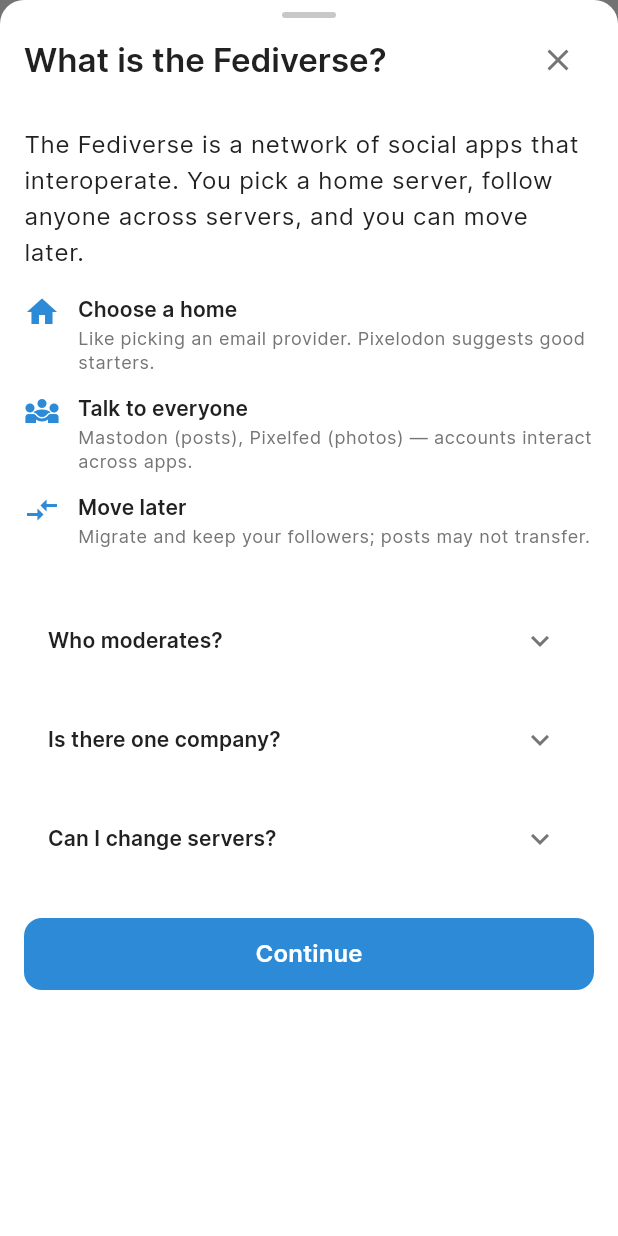
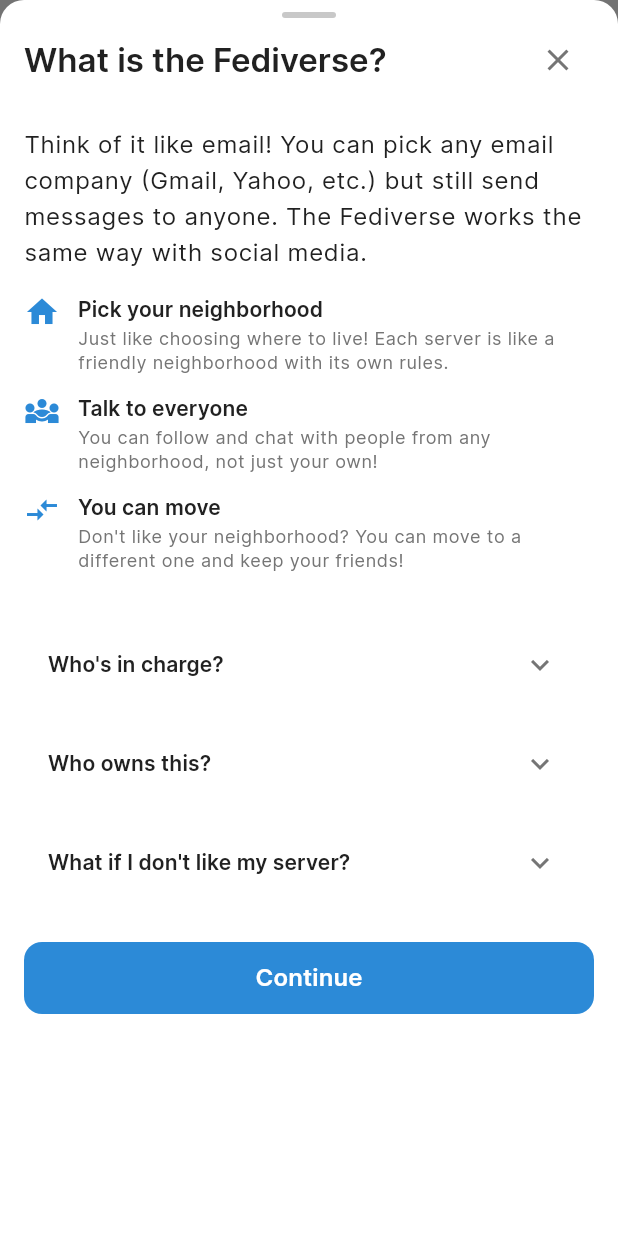
Before and after one commit to DimazzzZ/pixelodon, a Flutter app: the screen it shows after launch, after a tap on "What is the Fediverse?", on a phone screen of 412 x 824 dp. Run offline on Flutter 3.47's test engine with Material 3 defaults, Android fonts, the phone set to English and light mode, and no system bars; drawn by our look-alikes of flutter_platform_widgets; our stand-ins replace app_links, cached_network_image, dio, flutter_animate, flutter_dotenv, flutter_html and 9 more; missing offline and left inert: flutter_web_auth_2; accounts and stored records are empty; generated files the repository leaves out were written again.

Commit message:
feat(fediverse): update educational content for clarity and engagement

```diff
--- a/lib/features/onboarding/presentation/fediverse_education_sheet.dart
+++ b/lib/features/onboarding/presentation/fediverse_education_sheet.dart
@@ -183,7 +183,7 @@ class _FediverseEducationSheetState extends ConsumerState<FediverseEducationShee
     final l10n = AppLocalizations.of(context);
 
     return Text(
-      l10n?.fediverseEducationTldr ?? 'The Fediverse is a network of social apps that interoperate. You pick a home server, follow anyone across servers, and you can move later.',
+      l10n?.fediverseEducationTldr ?? 'Think of it like email! You can pick any email company (Gmail, Yahoo, etc.) but still send messages to anyone. The Fediverse works the same way with social media.',
       style: theme.textTheme.bodyLarge,
       textAlign: isIOS ? TextAlign.center : TextAlign.start,
     );
@@ -196,18 +196,18 @@ class _FediverseEducationSheetState extends ConsumerState<FediverseEducationShee
     final blocks = [
       {
         'icon': isIOS ? CupertinoIcons.house_fill : Icons.home,
-        'title': l10n?.fediverseEducationBlock1Title ?? 'Choose a home',
-        'subtitle': l10n?.fediverseEducationBlock1Subtitle ?? 'Like picking an email provider. Pixelodon suggests good starters.',
+        'title': l10n?.fediverseEducationBlock1Title ?? 'Pick your neighborhood',
+        'subtitle': l10n?.fediverseEducationBlock1Subtitle ?? 'Just like choosing where to live! Each server is like a friendly neighborhood with its own rules.',
       },
       {
         'icon': isIOS ? CupertinoIcons.person_2_fill : Icons.diversity_3,
         'title': l10n?.fediverseEducationBlock2Title ?? 'Talk to everyone',
-        'subtitle': l10n?.fediverseEducationBlock2Subtitle ?? 'Mastodon (posts), Pixelfed (photos) — accounts interact across apps.',
+        'subtitle': l10n?.fediverseEducationBlock2Subtitle ?? 'You can follow and chat with people from any neighborhood, not just your own!',
       },
       {
         'icon': isIOS ? CupertinoIcons.arrow_right_arrow_left_circle_fill : Icons.compare_arrows,
-        'title': l10n?.fediverseEducationBlock3Title ?? 'Move later',
-        'subtitle': l10n?.fediverseEducationBlock3Subtitle ?? 'Migrate and keep your followers; posts may not transfer.',
+        'title': l10n?.fediverseEducationBlock3Title ?? 'You can move',
+        'subtitle': l10n?.fediverseEducationBlock3Subtitle ?? 'Don\'t like your neighborhood? You can move to a different one and keep your friends!',
       },
     ];
 
@@ -259,16 +259,16 @@ class _FediverseEducationSheetState extends ConsumerState<FediverseEducationShee
 
     final faqItems = [
       {
-        'question': l10n?.fediverseEducationFaq1Question ?? 'Who moderates?',
-        'answer': l10n?.fediverseEducationFaq1Answer ?? 'Each server has its own rules and admins.',
+        'question': l10n?.fediverseEducationFaq1Question ?? 'Who\'s in charge?',
+        'answer': l10n?.fediverseEducationFaq1Answer ?? 'Each neighborhood has its own friendly helpers who make sure everyone plays nice.',
       },
       {
-        'question': l10n?.fediverseEducationFaq2Question ?? 'Is there one company?',
-        'answer': l10n?.fediverseEducationFaq2Answer ?? 'No. It\'s a federation of independent servers.',
+        'question': l10n?.fediverseEducationFaq2Question ?? 'Who owns this?',
+        'answer': l10n?.fediverseEducationFaq2Answer ?? 'Nobody! It\'s like a bunch of independent neighborhoods that decided to be friends.',
       },
       {
-        'question': l10n?.fediverseEducationFaq3Question ?? 'Can I change servers?',
-        'answer': l10n?.fediverseEducationFaq3Answer ?? 'Yes. Export your data and switch; your followers can move with you.',
+        'question': l10n?.fediverseEducationFaq3Question ?? 'What if I don\'t like my server?',
+        'answer': l10n?.fediverseEducationFaq3Answer ?? 'You can pack up and move to a different neighborhood anytime! Your friends can come with you.',
       },
     ];
 
--- a/lib/l10n/app_en.arb
+++ b/lib/l10n/app_en.arb
@@ -100,17 +100,17 @@
     "description": "Accessibility label for close button"
   },
 
-  "fediverseEducationTldr": "The Fediverse is a network of social apps that interoperate. You pick a home server, follow anyone across servers, and you can move later.",
+  "fediverseEducationTldr": "Think of it like email! You can pick any email company (Gmail, Yahoo, etc.) but still send messages to anyone. The Fediverse works the same way with social media.",
   "@fediverseEducationTldr": {
     "description": "TL;DR explanation of the Fediverse"
   },
 
-  "fediverseEducationBlock1Title": "Choose a home",
+  "fediverseEducationBlock1Title": "Pick your neighborhood",
   "@fediverseEducationBlock1Title": {
     "description": "Title for the first education block"
   },
 
-  "fediverseEducationBlock1Subtitle": "Like picking an email provider. Pixelodon suggests good starters.",
+  "fediverseEducationBlock1Subtitle": "Just like choosing where to live! Each server is like a friendly neighborhood with its own rules.",
   "@fediverseEducationBlock1Subtitle": {
     "description": "Subtitle for the first education block"
   },
@@ -120,47 +120,47 @@
     "description": "Title for the second education block"
   },
 
-  "fediverseEducationBlock2Subtitle": "Mastodon (posts), Pixelfed (photos) — accounts interact across apps.",
+  "fediverseEducationBlock2Subtitle": "You can follow and chat with people from any neighborhood, not just your own!",
   "@fediverseEducationBlock2Subtitle": {
     "description": "Subtitle for the second education block"
   },
 
-  "fediverseEducationBlock3Title": "Move later",
+  "fediverseEducationBlock3Title": "You can move",
   "@fediverseEducationBlock3Title": {
     "description": "Title for the third education block"
   },
 
-  "fediverseEducationBlock3Subtitle": "Migrate and keep your followers; posts may not transfer.",
+  "fediverseEducationBlock3Subtitle": "Don't like your neighborhood? You can move to a different one and keep your friends!",
   "@fediverseEducationBlock3Subtitle": {
     "description": "Subtitle for the third education block"
   },
 
-  "fediverseEducationFaq1Question": "Who moderates?",
+  "fediverseEducationFaq1Question": "Who's in charge?",
   "@fediverseEducationFaq1Question": {
     "description": "First FAQ question"
   },
 
-  "fediverseEducationFaq1Answer": "Each server has its own rules and admins.",
+  "fediverseEducationFaq1Answer": "Each neighborhood has its own friendly helpers who make sure everyone plays nice.",
   "@fediverseEducationFaq1Answer": {
     "description": "First FAQ answer"
   },
 
-  "fediverseEducationFaq2Question": "Is there one company?",
+  "fediverseEducationFaq2Question": "Who owns this?",
   "@fediverseEducationFaq2Question": {
     "description": "Second FAQ question"
   },
 
-  "fediverseEducationFaq2Answer": "No. It's a federation of independent servers.",
+  "fediverseEducationFaq2Answer": "Nobody! It's like a bunch of independent neighborhoods that decided to be friends.",
   "@fediverseEducationFaq2Answer": {
     "description": "Second FAQ answer"
   },
 
-  "fediverseEducationFaq3Question": "Can I change servers?",
+  "fediverseEducationFaq3Question": "What if I don't like my server?",
   "@fediverseEducationFaq3Question": {
     "description": "Third FAQ question"
   },
 
-  "fediverseEducationFaq3Answer": "Yes. Export your data and switch; your followers can move with you.",
+  "fediverseEducationFaq3Answer": "You can pack up and move to a different neighborhood anytime! Your friends can come with you.",
   "@fediverseEducationFaq3Answer": {
     "description": "Third FAQ answer"
   },
```
